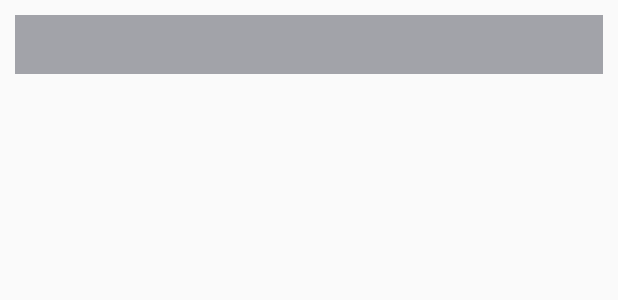
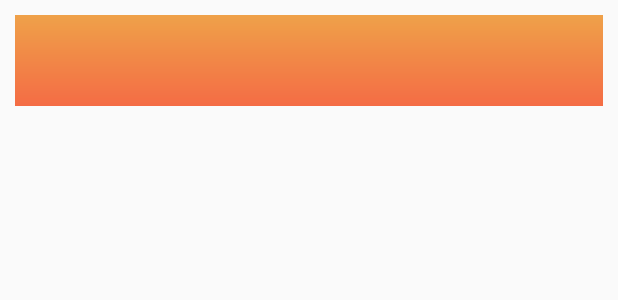
Before and after one commit to MKiperszmid/Spectrum, an Android app: the layout celda_genero_item.xml on its own in the app's theme, with its tools: preview values and no code run, on a phone screen of 412 x 824 dp. Shown: the top 300 px of the screen. Run offline under Robolectric (Android 15) with nearby library versions, the phone set to English and light mode, and no system bars; Roboto replaces fonts that are not available here.

Commit message:
Gradients background en items de Generos

```diff
--- /dev/null
+++ b/Musica/app/src/main/res/drawable/gradientnaranja.xml
@@ -0,0 +1,8 @@
+<?xml version="1.0" encoding="utf-8"?>
+<shape xmlns:android="http://schemas.android.com/apk/res/android"
+    android:shape="rectangle" >
+    <gradient
+        android:angle="90"
+        android:endColor="#efa149"
+        android:startColor="#f46c45" />
+</shape>
--- a/Musica/app/src/main/res/layout/celda_genero_item.xml
+++ b/Musica/app/src/main/res/layout/celda_genero_item.xml
@@ -4,14 +4,21 @@
     android:layout_width="match_parent"
     android:layout_height="wrap_content"
     android:orientation="horizontal"
-    android:background="@color/colorGraySemiWhite"
-    android:padding="10dp"
     android:layout_margin="10dp">
+<LinearLayout
+    android:layout_width="match_parent"
+    android:layout_height="match_parent"
+    android:background="@drawable/gradientnaranja"
+    android:padding="20dp"
+    android:id="@+id/genreContainer">
 
     <TextView
         android:id="@+id/nombreGeneroCelda"
         android:layout_width="match_parent"
-        android:textColor="@color/colorWhite"
         android:layout_height="wrap_content"
-        android:gravity="center"/>
+        android:fontFamily="@font/montserrat"
+        android:gravity="center"
+        android:textColor="@color/colorWhite" />
 </LinearLayout>
+
+</LinearLayout>
```
Also changed, not shown: Musica/app/src/main/java/com/example/dh/tpmusicagrupo3/View/Adapters/AdapterGeneroItem.java (+22 -0 lines), Musica/app/src/main/res/drawable/gradientamarillo.xml (added, +8 -0 lines), Musica/app/src/main/res/drawable/gradientazul.xml (added, +8 -0 lines), Musica/app/src/main/res/drawable/gradientrojo.xml (added, +8 -0 lines), Musica/app/src/main/res/drawable/gradientvioleta.xml (added, +8 -0 lines).
